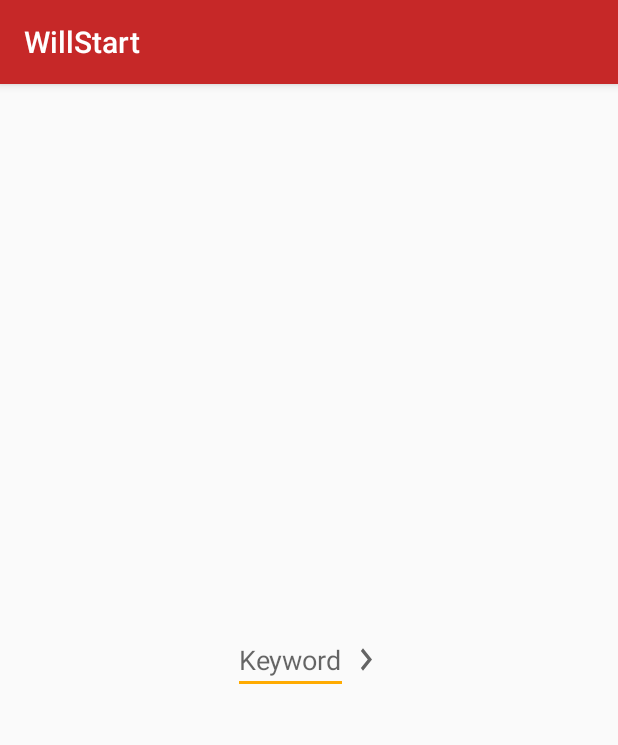
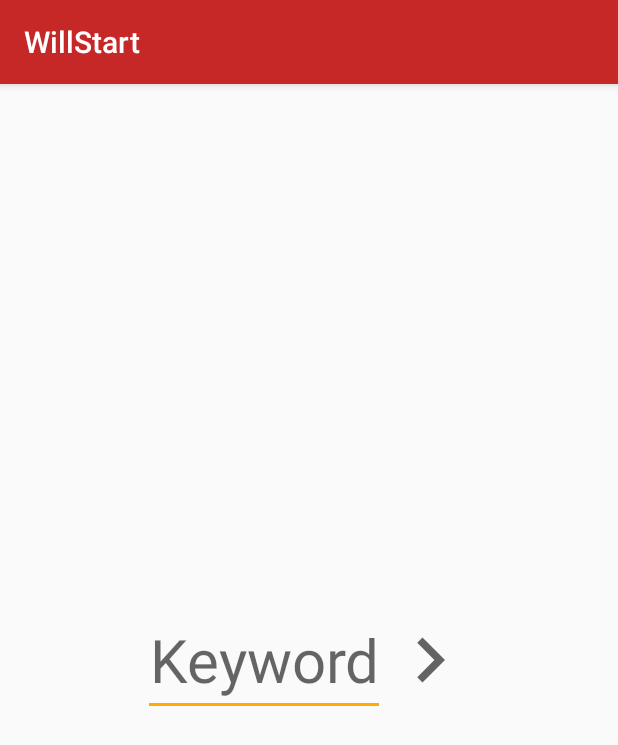
Before and after one commit to princebansal/gdgvit-nasscom, an Android app: the FirstActivity screen opened directly, with no data from a screen before it, on a phone screen of 412 x 824 dp. Shown: the top 745 px of the screen. Run offline under Robolectric (Android 15) with nearby library versions, the phone set to English and light mode, and no system bars.

Commit message:
FontSize

```diff
--- a/app/src/main/res/layout/activity_first.xml
+++ b/app/src/main/res/layout/activity_first.xml
@@ -18,14 +18,15 @@
         android:id="@+id/keyword"
         android:transitionName="transitionShow"
         android:textAlignment="center"
+        android:textSize="40sp"
         android:fontFamily="sans-serif"
         android:layout_height="wrap_content"
         android:hint="@string/keywordHint"
         />
 
     <ImageButton
-        android:layout_width="wrap_content"
-        android:layout_height="30dp"
+        android:layout_width="60dp"
+        android:layout_height="60dp"
         android:background="@drawable/ic_chevron_right_black_24dp"
         android:id="@+id/imageButton"
         android:onClick="onClick"
```
Also changed, not shown: app/src/main/java/com/prince/android/willstart/Entity/Activities/FirstActivity.java (line endings or trailing spaces).
